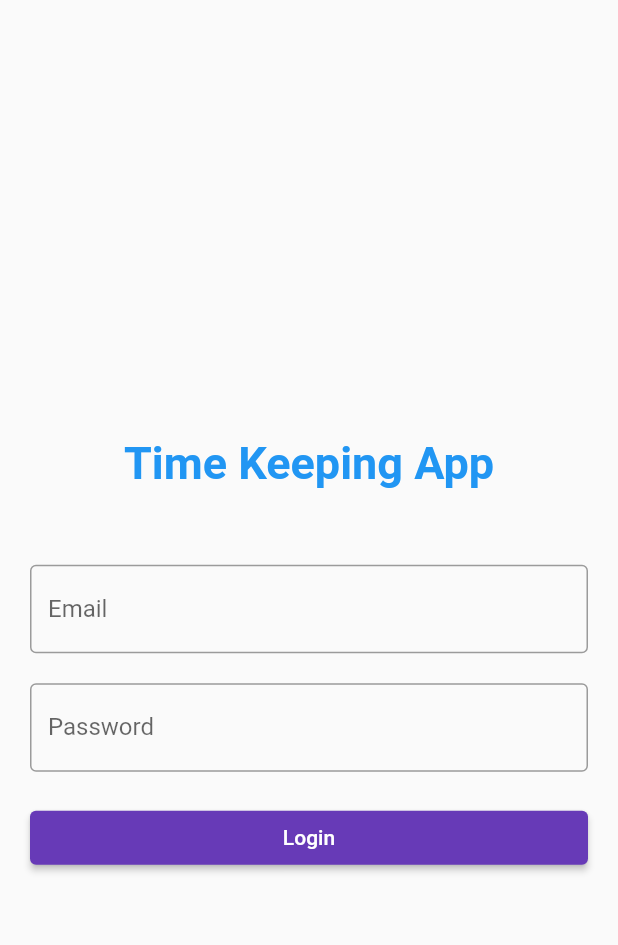
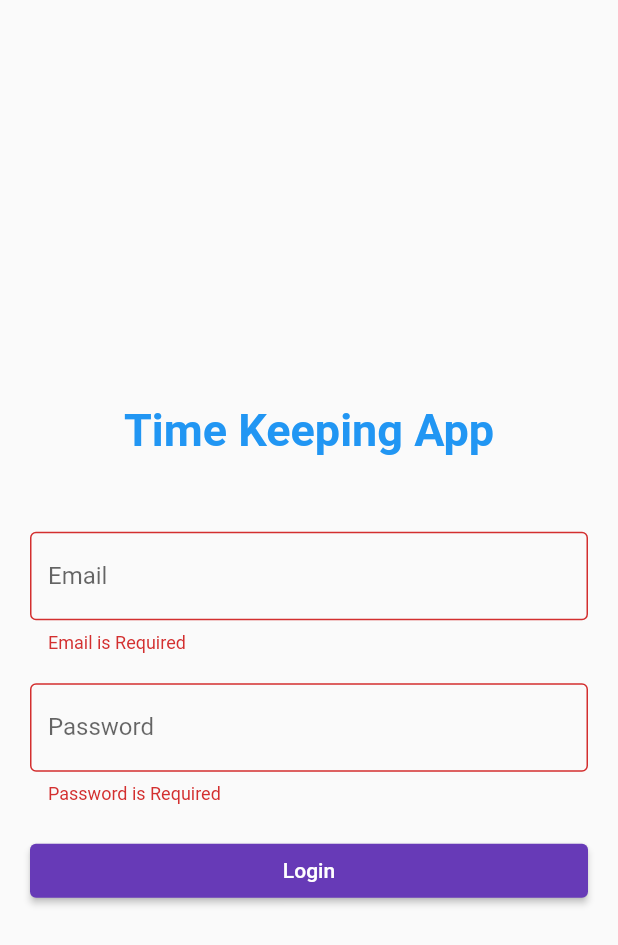
Before and after one commit to Negative-light/timekeeper, a Flutter app: the screen it shows after launch, after a tap on "Login", on a phone screen of 412 x 824 dp. Shown: the top 945 px of the screen. Run offline on Flutter 3.47's test engine with Material 2 defaults, Android fonts, the phone set to English and light mode, and no system bars; our stand-ins replace cloud_firestore, firebase_core; accounts and stored records are empty.

Commit message:
get login working

```diff
--- a/lib/login_page/login_page.dart
+++ b/lib/login_page/login_page.dart
@@ -55,8 +55,7 @@ class _LoginPageState extends State<LoginPage> {
                       border: OutlineInputBorder(),
                     ),
                     validator: (value) {
-
-                      return (value != null)? "Email is Required" : null;
+                      return (value == "")? "Email is Required" : null;
                     },
                   ),
                   const SizedBox(height: 20.0),
@@ -68,29 +67,30 @@ class _LoginPageState extends State<LoginPage> {
                       border: OutlineInputBorder(),
                     ),
                     validator: (value) {
-                      if (value == null) {
-                        return 'Password is required';
-                      }
-                      return null;
+                      return (value == "")? "Password is Required" : null;
                     },
                   ),
                   const SizedBox(height: 20.0),
                   ElevatedButton(
                     onPressed: () async {
-                 //     if (_formKey.currentState!.validate()) {
+                      if (_formKey.currentState!.validate()) {
 
                         Database db = Database.instance;
+
                         bool exists = await db.getUser(_emailController.text, _passwordController.text);
                         print('USER EXISTS = ' + exists.toString());
 
                         if(exists) {
-                          Navigator.pushReplacement(
+                          print('navigating to new page');
+                          Navigator.pushAndRemoveUntil(
                             context,
                             MaterialPageRoute(
-                                builder: (context) => const MyApp()),
+                                builder: (context) => const MyHomePage(title: "Time Keeper")),
+                            ModalRoute.withName("/home")
                           );
                         }
-                  //    }
+
+                      }
                     },
                     child: const Text('Login'),
                   ),
```
Also changed, not shown: lib/charge_codes_widget.dart (+10 -1 lines), lib/database_interface.dart (+9 -5 lines), lib/main.dart (+9 -24 lines).
